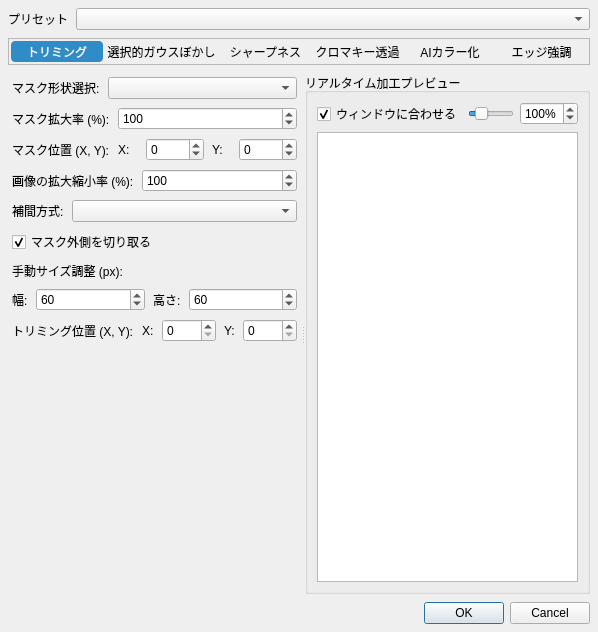
Ikumyon/PDX-Mod-Studio, file plugins/hoi4/interface/image_tools_dialog.ui: the form before one commit.
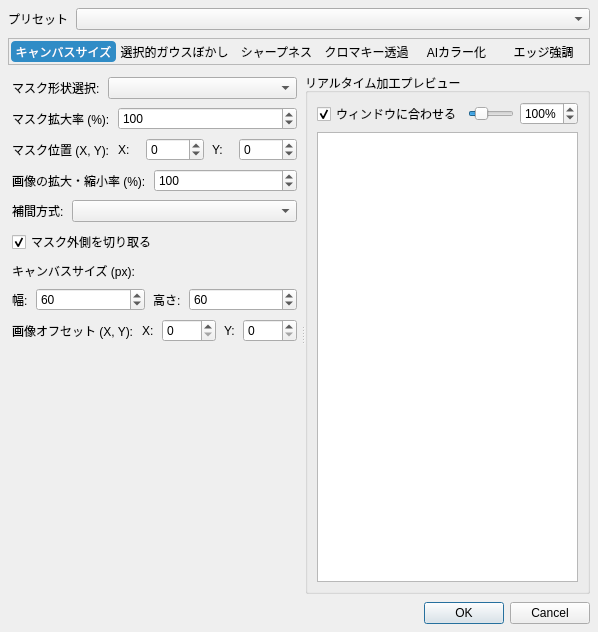
The form after the commit. The open tabs and pages were chosen to show the change.

Commit message: GFX最終

```diff
--- a/plugins/hoi4/interface/image_tools_dialog.ui
+++ b/plugins/hoi4/interface/image_tools_dialog.ui
@@ -103,7 +103,7 @@
          </sizepolicy>
         </property>
         <property name="text">
-         <string>トリミング</string>
+         <string>キャンバスサイズ</string>
         </property>
         <property name="checkable">
          <bool>true</bool>
@@ -350,7 +350,10 @@
           <item>
            <widget class="QLabel" name="lblScaleSelect">
             <property name="text">
-             <string>画像の拡大縮小率 (%):</string>
+             <string>画像の拡大・縮小率 (%):</string>
+            </property>
+            <property name="toolTip">
+             <string>元画像そのものを補完付きで拡大・縮小します。キャンバスサイズとは別です。</string>
             </property>
            </widget>
           </item>
@@ -412,7 +415,10 @@
         <item>
          <widget class="QLabel" name="lblCropManual">
           <property name="text">
-           <string>手動サイズ調整 (px):</string>
+           <string>キャンバスサイズ (px):</string>
+          </property>
+          <property name="toolTip">
+           <string>最終的な出力画像のサイズです。画像自体の拡大・縮小率とは別です。</string>
           </property>
          </widget>
         </item>
@@ -477,7 +483,10 @@
           <item>
            <widget class="QLabel" name="lblCropPosition">
             <property name="text">
-             <string>トリミング位置 (X, Y):</string>
+             <string>画像オフセット (X, Y):</string>
+            </property>
+            <property name="toolTip">
+             <string>キャンバス内で画像をどこに配置するかを調整します。</string>
             </property>
            </widget>
           </item>
```
Left out of the diff: 6 changed lines with no effect on the pictures. Lines whose indentation alone changed are shown as unchanged. The commit also changes 2 other files.
